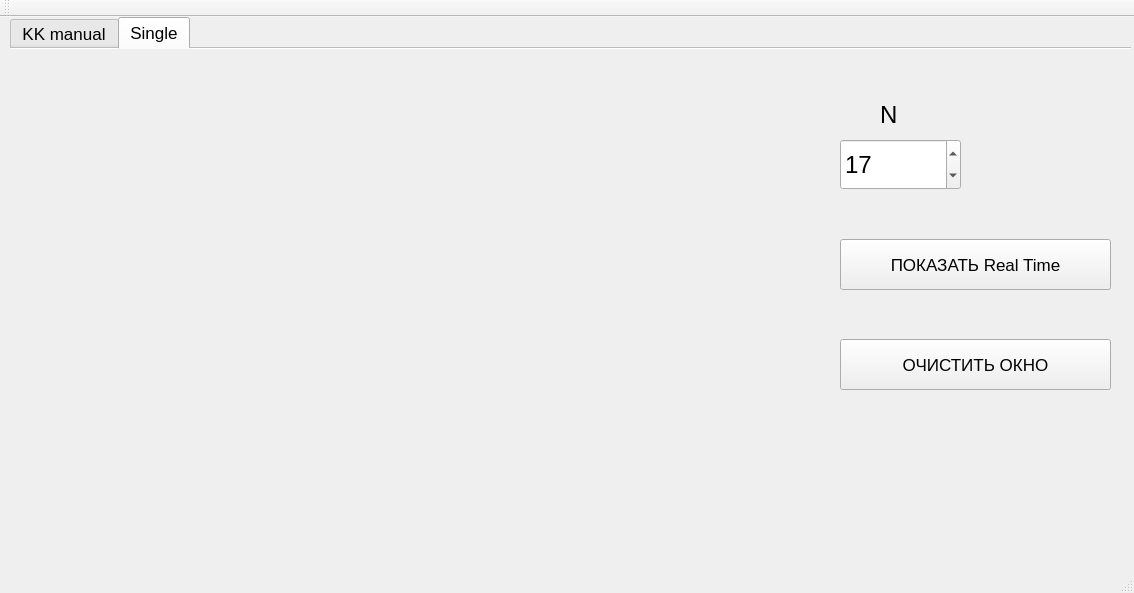
The window that mainwindow.ui (evkuz/camac_usb) describes before a commit, drawn with Qt 5.
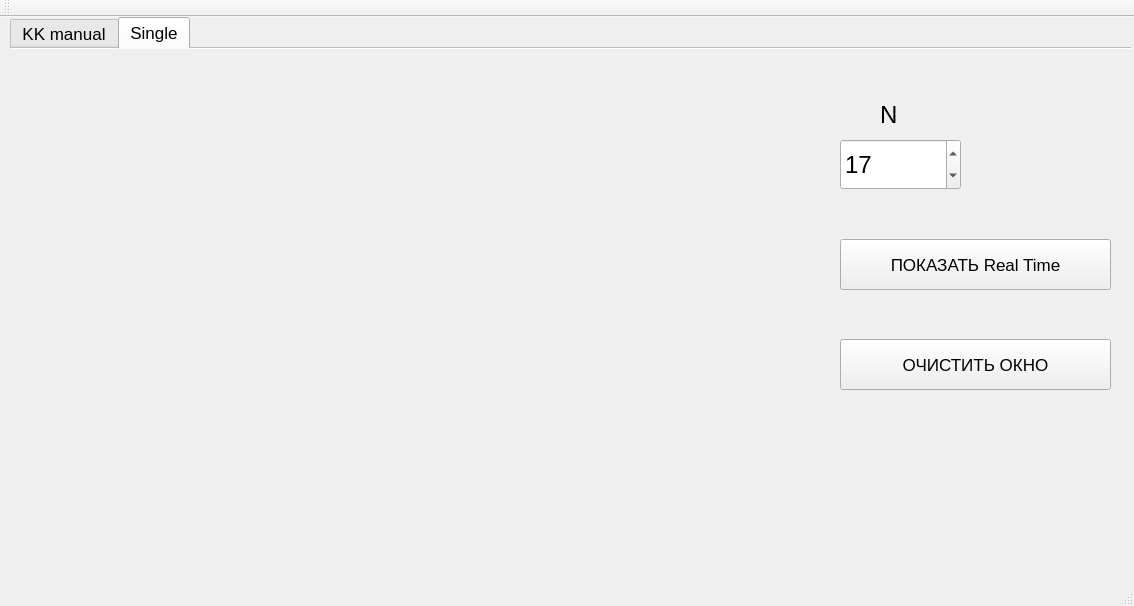
The same window after the commit. Icons and pictures are not drawn.

What changed in the file:
```diff
--- a/mainwindow.ui
+++ b/mainwindow.ui
@@ -7,7 +7,7 @@
     <x>0</x>
     <y>0</y>
     <width>1134</width>
-    <height>593</height>
+    <height>606</height>
    </rect>
   </property>
   <property name="font">
```
